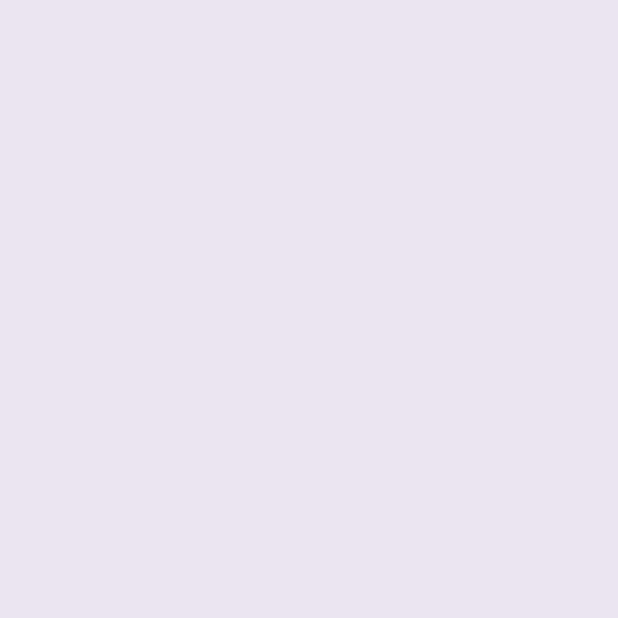
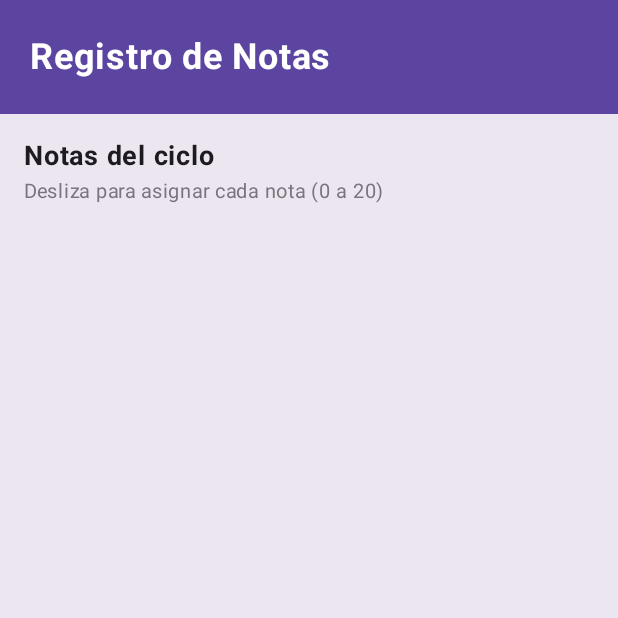
Before and after one commit to PedroJrSuarez/Programacion-en-Moviles, an Android app built with Jetpack Compose: the screen it shows after launch (MainActivity), on a phone screen of 412 x 824 dp, the top half of it. Before the commit the part shown is empty. Run offline under Robolectric (Android 15) with nearby library versions, the light colour scheme and no system bars.

Commit message:
Agregar el encabezado superior

```diff
--- a/Laboratorio 03/Laboratorio03_Tarea/app/src/main/java/com/suarez/laboratorio03_tarea/MainActivity.kt
+++ b/Laboratorio 03/Laboratorio03_Tarea/app/src/main/java/com/suarez/laboratorio03_tarea/MainActivity.kt
@@ -3,11 +3,17 @@ package com.suarez.laboratorio03_tarea
 import android.os.Bundle
 import androidx.activity.ComponentActivity
 import androidx.activity.compose.setContent
-import androidx.compose.foundation.layout.fillMaxSize
+import androidx.compose.foundation.background
+import androidx.compose.foundation.layout.*
+import androidx.compose.foundation.rememberScrollState
+import androidx.compose.foundation.verticalScroll
 import androidx.compose.material3.*
 import androidx.compose.runtime.Composable
 import androidx.compose.ui.Modifier
 import androidx.compose.ui.graphics.Color
+import androidx.compose.ui.text.font.FontWeight
+import androidx.compose.ui.unit.dp
+import androidx.compose.ui.unit.sp
 
 class MainActivity : ComponentActivity() {
     override fun onCreate(savedInstanceState: Bundle?) {
@@ -35,12 +41,45 @@ fun RegistroNotasTheme(content: @Composable () -> Unit) {
         surface = Color.White,
         background = Color(0xFFECE6F0)
     )
-    MaterialTheme(
-        colorScheme = purpleTheme,
-        content = content
-    )
+    MaterialTheme(colorScheme = purpleTheme, content = content)
 }
 
 @Composable
 fun RegistroNotasApp() {
+    val purpleColor = Color(0xFF5B45A0)
+
+    Column(
+        modifier = Modifier
+            .fillMaxSize()
+            .background(Color(0xFFECE6F0))
+            .verticalScroll(rememberScrollState())
+    ) {
+        Box(
+            modifier = Modifier
+                .fillMaxWidth()
+                .background(purpleColor)
+                .padding(horizontal = 20.dp, vertical = 24.dp)
+        ) {
+            Text(
+                text = "Registro de Notas",
+                color = Color.White,
+                fontSize = 24.sp,
+                fontWeight = FontWeight.Bold
+            )
+        }
+
+        Column(modifier = Modifier.padding(16.dp)) {
+            Text(
+                text = "Notas del ciclo",
+                fontWeight = FontWeight.Bold,
+                fontSize = 18.sp,
+                color = Color(0xFF1D1B20)
+            )
+            Text(
+                text = "Desliza para asignar cada nota (0 a 20)",
+                color = Color(0xFF79747E),
+                fontSize = 13.sp
+            )
+        }
+    }
 }
```
